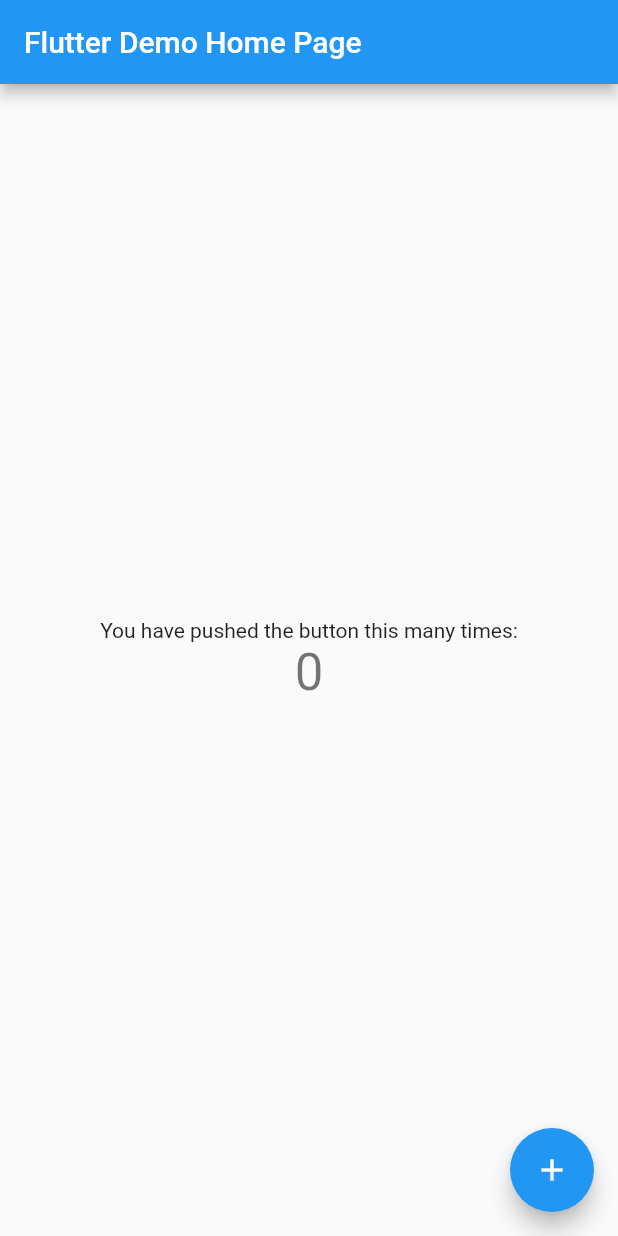
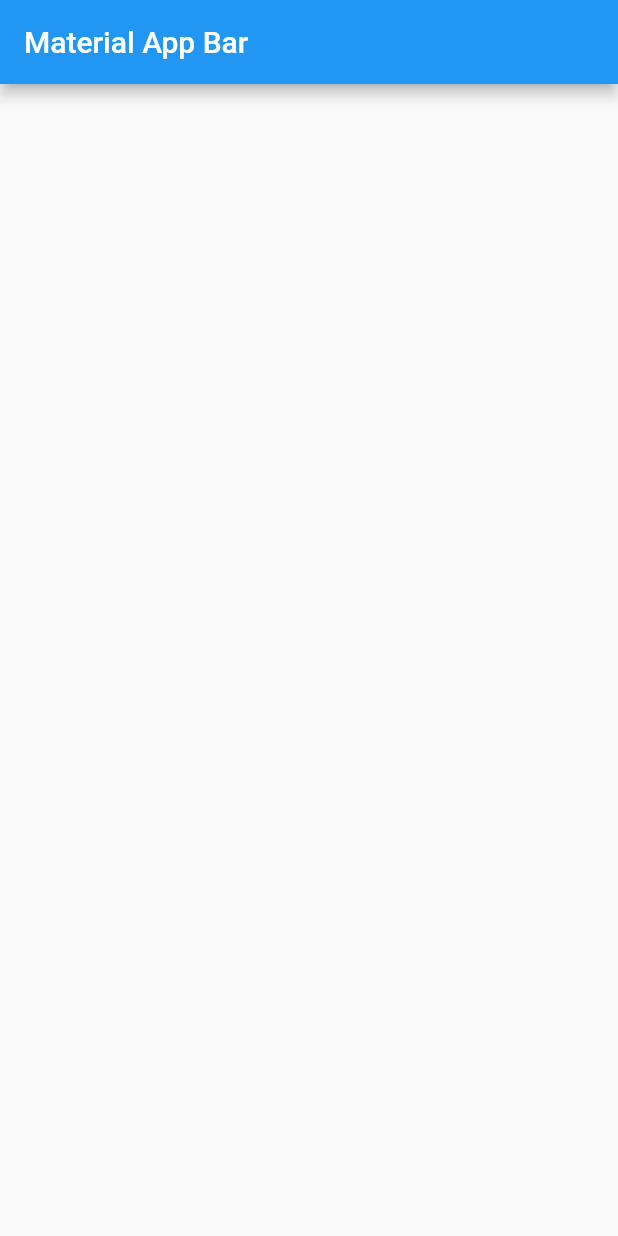
Before and after one commit to wongsuwarn/resocoder_flutter_tutorial_ddd, a Flutter app: the screen it shows after launch, on a phone screen of 412 x 824 dp. Run offline on Flutter 3.47's test engine with Material 2 defaults, Android fonts, the phone set to English and light mode, and no system bars; our stand-ins replace bloc, dartz, firebase_auth, freezed_annotation, get_it, google_sign_in and 1 more; accounts and stored records are empty; generated files the repository leaves out were written again.

Commit message:
start presentation layer

```diff
--- a/resocoder_tutorial_ddd/lib/main.dart
+++ b/resocoder_tutorial_ddd/lib/main.dart
@@ -1,120 +1,9 @@
 import 'package:flutter/material.dart';
 import 'package:injectable/injectable.dart';
 import 'package:resocoder_tutorial_ddd/injection.dart';
+import 'package:resocoder_tutorial_ddd/presentation/core/app_widget.dart.dart';
 
 void main() {
   configureInjection(Environment.prod);
-  runApp(MyApp());
+  runApp(AppWidget());
 }
-
-class MyApp extends StatelessWidget {
-  // This widget is the root of your application.
-  @override
-  Widget build(BuildContext context) {
-    return MaterialApp(
-      title: 'Flutter Demo',
-      theme: ThemeData(
-        // This is the theme of your application.
-        //
-        // Try running your application with "flutter run". You'll see the
-        // application has a blue toolbar. Then, without quitting the app, try
-        // changing the primarySwatch below to Colors.green and then invoke
-        // "hot reload" (press "r" in the console where you ran "flutter run",
-        // or simply save your changes to "hot reload" in a Flutter IDE).
-        // Notice that the counter didn't reset back to zero; the application
-        // is not restarted.
-        primarySwatch: Colors.blue,
-        // This makes the visual density adapt to the platform that you run
-        // the app on. For desktop platforms, the controls will be smaller and
-        // closer together (more dense) than on mobile platforms.
-        visualDensity: VisualDensity.adaptivePlatformDensity,
-      ),
-      home: MyHomePage(title: 'Flutter Demo Home Page'),
-    );
-  }
-}
-
-class MyHomePage extends StatefulWidget {
-  MyHomePage({Key key, this.title}) : super(key: key);
-
-  // This widget is the home page of your application. It is stateful, meaning
-  // that it has a State object (defined below) that contains fields that affect
-  // how it looks.
-
-  // This class is the configuration for the state. It holds the values (in this
-  // case the title) provided by the parent (in this case the App widget) and
-  // used by the build method of the State. Fields in a Widget subclass are
-  // always marked "final".
-
-  final String title;
-
-  @override
-  _MyHomePageState createState() => _MyHomePageState();
-}
-
-class _MyHomePageState extends State<MyHomePage> {
-  int _counter = 0;
-
-  void _incrementCounter() {
-    setState(() {
-      // This call to setState tells the Flutter framework that something has
-      // changed in this State, which causes it to rerun the build method below
-      // so that the display can reflect the updated values. If we changed
-      // _counter without calling setState(), then the build method would not be
-      // called again, and so nothing would appear to happen.
-      _counter++;
-    });
-  }
-
-  @override
-  Widget build(BuildContext context) {
-    // This method is rerun every time setState is called, for instance as done
-    // by the _incrementCounter method above.
-    //
-    // The Flutter framework has been optimized to make rerunning build methods
-    // fast, so that you can just rebuild anything that needs updating rather
-    // than having to individually change instances of widgets.
-    return Scaffold(
-      appBar: AppBar(
-        // Here we take the value from the MyHomePage object that was created by
-        // the App.build method, and use it to set our appbar title.
-        title: Text(widget.title),
-      ),
-      body: Center(
-        // Center is a layout widget. It takes a single child and positions it
-        // in the middle of the parent.
-        child: Column(
-          // Column is also a layout widget. It takes a list of children and
-          // arranges them vertically. By default, it sizes itself to fit its
-          // children horizontally, and tries to be as tall as its parent.
-          //
-          // Invoke "debug painting" (press "p" in the console, choose the
-          // "Toggle Debug Paint" action from the Flutter Inspector in Android
-          // Studio, or the "Toggle Debug Paint" command in Visual Studio Code)
-          // to see the wireframe for each widget.
-          //
-          // Column has various properties to control how it sizes itself and
-          // how it positions its children. Here we use mainAxisAlignment to
-          // center the children vertically; the main axis here is the vertical
-          // axis because Columns are vertical (the cross axis would be
-          // horizontal).
-          mainAxisAlignment: MainAxisAlignment.center,
-          children: <Widget>[
-            Text(
-              'You have pushed the button this many times:',
-            ),
-            Text(
-              '$_counter',
-              style: Theme.of(context).textTheme.headline4,
-            ),
-          ],
-        ),
-      ),
-      floatingActionButton: FloatingActionButton(
-        onPressed: _incrementCounter,
-        tooltip: 'Increment',
-        child: Icon(Icons.add),
-      ), // This trailing comma makes auto-formatting nicer for build methods.
-    );
-  }
-}
--- /dev/null
+++ b/resocoder_tutorial_ddd/lib/presentation/core/app_widget.dart.dart
@@ -0,0 +1,17 @@
+import 'package:flutter/material.dart';
+
+class AppWidget extends StatelessWidget {
+  const AppWidget({Key key}) : super(key: key);
+
+  @override
+  Widget build(BuildContext context) {
+    return MaterialApp(
+      title: 'Material App',
+      home: Scaffold(
+        appBar: AppBar(
+          title: Text('Material App Bar'),
+        ),
+      ),
+    );
+  }
+}
```
